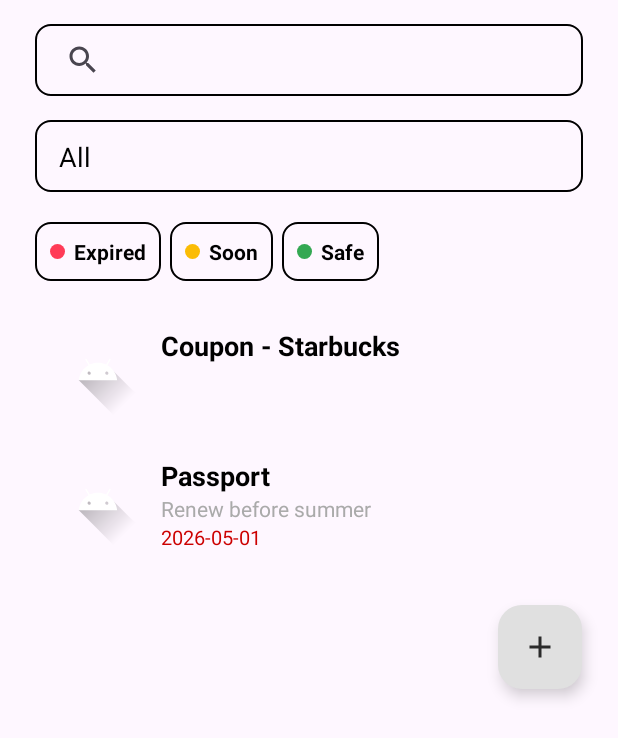
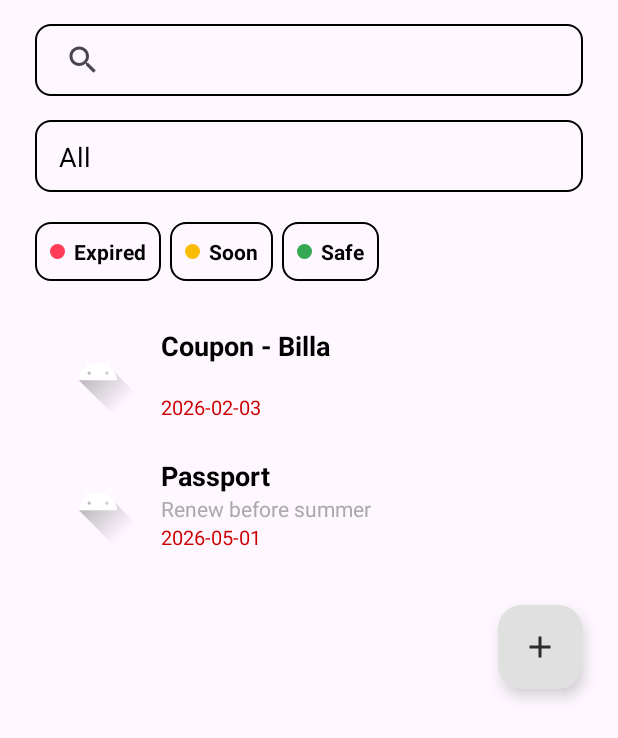
Before and after one commit to Jacq0104/ExpirationTracker-Java, an Android app: the screen it shows after launch (MainActivity), on a phone screen of 412 x 824 dp. Shown: the top 738 px of the screen. Run offline under Robolectric (Android 15) with nearby library versions, the phone set to English and light mode, and no system bars; our stand-ins replace Room's generated code.

```diff
--- a/app/src/main/java/com/example/expirationtracker_java/MainActivity.java
+++ b/app/src/main/java/com/example/expirationtracker_java/MainActivity.java
@@ -116,8 +116,8 @@ public class MainActivity extends AppCompatActivity {
         // ===== 5) 觀察 Record 全量 → 存到 allRecords，然後依目前選取的 cid 過濾顯示 =====
         repository.getAllRecord().observe(this, records -> {
             allRecords.clear();
-            if (records != null) allRecords.addAll(records);
-            applyFilterAndShow(); // 根據 selectedCid 過濾並顯示
+            if (records != null) allRecords.addAll(records);//資料庫的讀進來
+            applyFilterAndShow(); // 呼叫function 根據 selectedCid 過濾並顯示
         });
 
         // ===== 6) Spinner 選取事件：更新 selectedCid，然後重算顯示 =====
@@ -128,7 +128,7 @@ public class MainActivity extends AppCompatActivity {
                 if ("All".equalsIgnoreCase(selected.cname)) {
                     selectedCid = null;
                 } else {
-                    selectedCid = selected.cid;
+                    selectedCid = selected.cid;   // 直接用就好，不用再去 repository 查一次
                 }
                 applyFilterAndShow();
             }
@@ -148,10 +148,11 @@ public class MainActivity extends AppCompatActivity {
             }
         });
 
-        // ===== (可選) 初始化塞兩筆測試 Record 看畫面 =====
+        // ===== (可選) 初始化塞兩筆測試 Record 看畫面 =====DELETE FROM record;
         repository.getAllRecord().observe(this, rs -> {
             if (rs == null || rs.isEmpty()) {
                 RecordEntity r1 = new RecordEntity();
+                r1.cid = tryFindCidByName("Passport");
                 r1.title = "Passport";
                 r1.note = "Renew before summer";
                 r1.expiredDate = "2026-05-01";
@@ -159,8 +160,9 @@ public class MainActivity extends AppCompatActivity {
                 repository.insertRecord(r1);
 
                 RecordEntity b = new RecordEntity();
-                b.title = "Coupon - Starbucks";
+                b.title = "Coupon - Billa";
                 b.cid = tryFindCidByName("Coupons");
+                b.expiredDate = "2026-02-03";
                 repository.insertRecord(b);
             }
         });
--- a/app/src/main/java/com/example/expirationtracker_java/data/dao/CategoryDao.java
+++ b/app/src/main/java/com/example/expirationtracker_java/data/dao/CategoryDao.java
@@ -21,4 +21,6 @@ public interface CategoryDao {
     public void deleteCategory(CategoryEntity categoryEntity);
     @Query("SELECT * FROM category ORDER BY cid ASC")
     public LiveData<List<CategoryEntity>> getAllCategories();
+    @Query("SELECT cid FROM category WHERE cname = :name LIMIT 1")
+    Integer getCidByName(String name);
 }
--- a/app/src/main/res/layout/activity_main.xml
+++ b/app/src/main/res/layout/activity_main.xml
@@ -125,13 +125,13 @@
     <!-- bottom right fab to reach the "add item" page-->
     <com.google.android.material.floatingactionbutton.FloatingActionButton
         android:id="@+id/fabAdd"
-        android:layout_width="wrap_content"
+        android:layout_width="192dp"
         android:layout_height="wrap_content"
         android:layout_gravity="bottom|end"
         android:layout_margin="24dp"
         android:contentDescription="Add"
+        app:backgroundTint="#E0E0E0"
         app:srcCompat="@drawable/ic_add"
-        app:tint="@android:color/black"
-        app:backgroundTint="#E0E0E0" />
+        app:tint="@android:color/black" />
 
 </LinearLayout>
```
